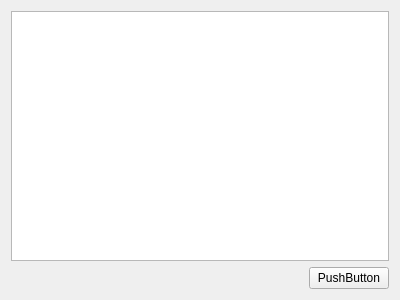
This is mqt/MqtBase/clusterclientframe.ui in Rsclub22/Minos2-Mirror as Qt 5 draws it before an edit. The edited form follows.
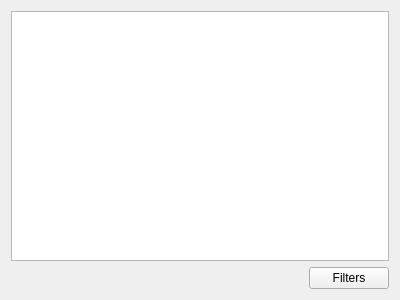
This is the edited form.

Commit message: add filter bands modes dialogue to clusterclientframe

Diff of the .ui file:
```diff
--- a/mqt/MqtBase/clusterclientframe.ui
+++ b/mqt/MqtBase/clusterclientframe.ui
@@ -35,7 +35,7 @@
      <item>
       <widget class="QPushButton" name="pushButton">
        <property name="text">
-        <string>PushButton</string>
+        <string>Filters</string>
        </property>
       </widget>
      </item>
```
Left out of the diff: 2 changed lines with no effect on the pictures. The commit also changes 7 other files.
